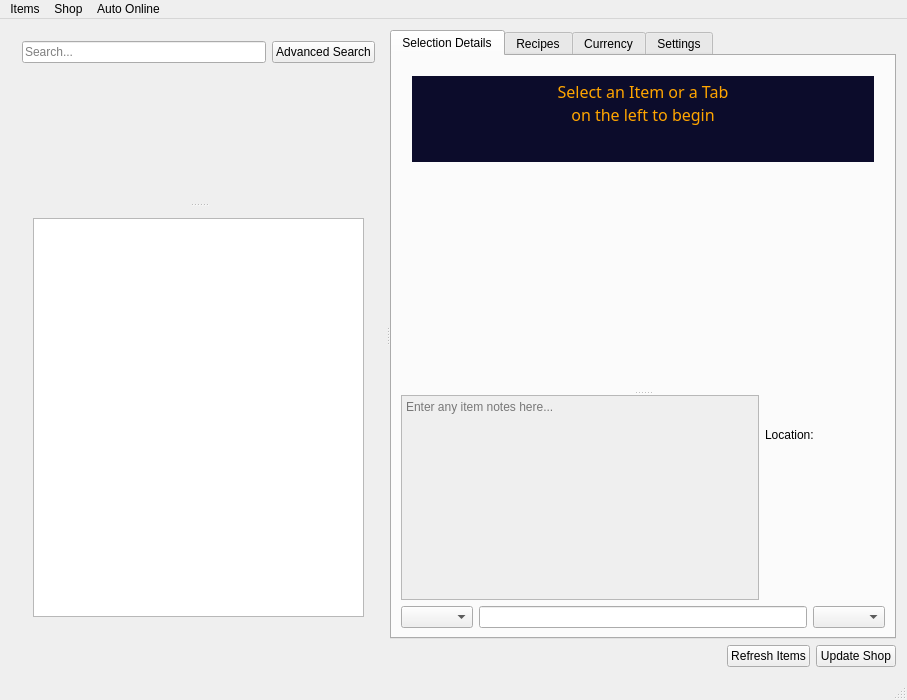
This is forms/mainwindow.ui in xyzz/acquisition as Qt 5 draws it before an edit. The edited form follows.
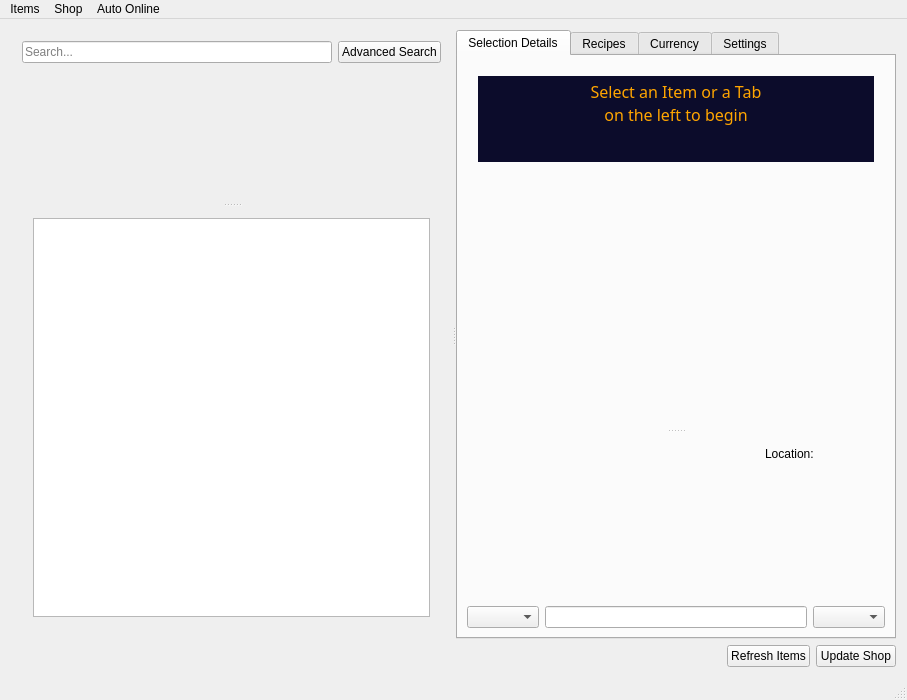
This is the edited form. Icons and pictures are not drawn. Custom widgets are drawn as their Qt base class.

Commit message: Removed notes

```diff
--- a/forms/mainwindow.ui
+++ b/forms/mainwindow.ui
@@ -624,20 +624,17 @@
               <number>0</number>
              </property>
              <item>
-              <widget class="QPlainTextEdit" name="selectionNotes">
-               <property name="enabled">
-                <bool>false</bool>
+              <spacer name="horizontalSpacer_3">
+               <property name="orientation">
+                <enum>Qt::Horizontal</enum>
                </property>
-               <property name="sizePolicy">
-                <sizepolicy hsizetype="Expanding" vsizetype="Preferred">
-                 <horstretch>0</horstretch>
-                 <verstretch>0</verstretch>
-                </sizepolicy>
+               <property name="sizeHint" stdset="0">
+                <size>
+                 <width>40</width>
+                 <height>20</height>
+                </size>
                </property>
-               <property name="placeholderText">
-                <string>Enter any item notes here...</string>
-               </property>
-              </widget>
+              </spacer>
              </item>
              <item>
               <layout class="QVBoxLayout" name="verticalLayout_7">
```
The commit also changes 5 other files.
